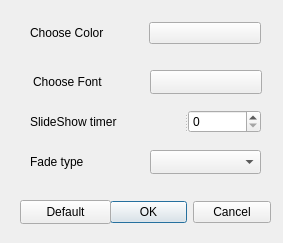
Old version of the form settingsdlg.ui in the repository sdutz/QPhoto.
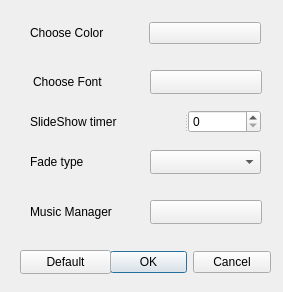
New version of the form.

Commit message: Fixed bugs, add music manager

Patch:
```diff
--- a/settingsdlg.ui
+++ b/settingsdlg.ui
@@ -7,7 +7,7 @@
     <x>0</x>
     <y>0</y>
     <width>283</width>
-    <height>243</height>
+    <height>292</height>
    </rect>
   </property>
   <property name="windowTitle">
@@ -17,7 +17,7 @@
    <property name="geometry">
     <rect>
      <x>110</x>
-     <y>200</y>
+     <y>250</y>
      <width>161</width>
      <height>25</height>
     </rect>
@@ -33,7 +33,7 @@
    <property name="geometry">
     <rect>
      <x>20</x>
-     <y>200</y>
+     <y>250</y>
      <width>91</width>
      <height>24</height>
     </rect>
@@ -136,6 +136,32 @@
     <string>Fade type</string>
    </property>
   </widget>
+  <widget class="QPushButton" name="Music_Btn">
+   <property name="geometry">
+    <rect>
+     <x>150</x>
+     <y>200</y>
+     <width>112</width>
+     <height>24</height>
+    </rect>
+   </property>
+   <property name="text">
+    <string/>
+   </property>
+  </widget>
+  <widget class="QLabel" name="label_5">
+   <property name="geometry">
+    <rect>
+     <x>30</x>
+     <y>200</y>
+     <width>157</width>
+     <height>23</height>
+    </rect>
+   </property>
+   <property name="text">
+    <string>Music Manager</string>
+   </property>
+  </widget>
  </widget>
  <resources/>
  <connections>
```
The commit also changes 15 other files.
